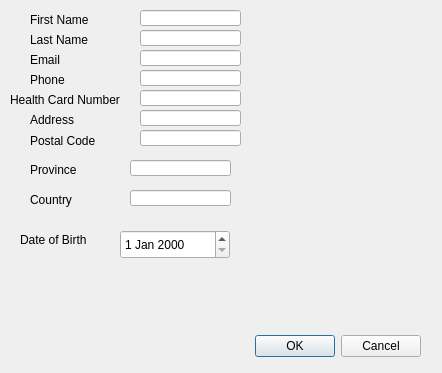
Old version of the form qt-app/editpatientinfo.ui in the repository CalThompson9/rheumAI.
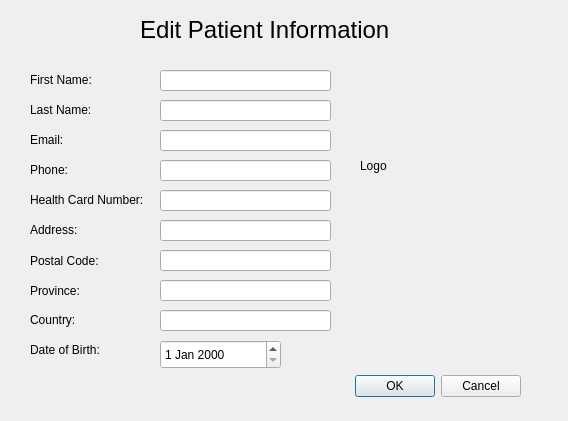
New version of the form.

Commit message: Cleaned up dialog box ui

Diff of the .ui file:
```diff
--- a/qt-app/editpatientinfo.ui
+++ b/qt-app/editpatientinfo.ui
@@ -6,8 +6,8 @@
    <rect>
     <x>0</x>
     <y>0</y>
-    <width>442</width>
-    <height>373</height>
+    <width>568</width>
+    <height>421</height>
    </rect>
   </property>
   <property name="windowTitle">
@@ -16,8 +16,8 @@
   <widget class="QDialogButtonBox" name="buttonBox">
    <property name="geometry">
     <rect>
-     <x>80</x>
-     <y>330</y>
+     <x>180</x>
+     <y>370</y>
      <width>341</width>
      <height>32</height>
     </rect>
@@ -32,99 +32,99 @@
   <widget class="QLineEdit" name="firstNameInput">
    <property name="geometry">
     <rect>
-     <x>140</x>
-     <y>10</y>
-     <width>101</width>
-     <height>16</height>
+     <x>160</x>
+     <y>70</y>
+     <width>171</width>
+     <height>21</height>
     </rect>
    </property>
   </widget>
   <widget class="QLineEdit" name="lastNameInput">
    <property name="geometry">
     <rect>
-     <x>140</x>
-     <y>30</y>
-     <width>101</width>
-     <height>16</height>
+     <x>160</x>
+     <y>100</y>
+     <width>171</width>
+     <height>21</height>
     </rect>
    </property>
   </widget>
   <widget class="QLineEdit" name="emailInput">
    <property name="geometry">
     <rect>
-     <x>140</x>
-     <y>50</y>
-     <width>101</width>
-     <height>16</height>
+     <x>160</x>
+     <y>130</y>
+     <width>171</width>
+     <height>21</height>
     </rect>
    </property>
   </widget>
   <widget class="QLineEdit" name="phoneNumberInput">
    <property name="geometry">
     <rect>
-     <x>140</x>
-     <y>70</y>
-     <width>101</width>
-     <height>16</height>
+     <x>160</x>
+     <y>160</y>
+     <width>171</width>
+     <height>21</height>
     </rect>
    </property>
   </widget>
   <widget class="QLineEdit" name="healthCardInput">
    <property name="geometry">
     <rect>
-     <x>140</x>
-     <y>90</y>
-     <width>101</width>
-     <height>16</height>
+     <x>160</x>
+     <y>190</y>
+     <width>171</width>
+     <height>21</height>
     </rect>
    </property>
   </widget>
   <widget class="QLineEdit" name="addressInput">
    <property name="geometry">
     <rect>
-     <x>140</x>
-     <y>110</y>
-     <width>101</width>
-     <height>16</height>
+     <x>160</x>
+     <y>220</y>
+     <width>171</width>
+     <height>21</height>
     </rect>
    </property>
   </widget>
   <widget class="QLineEdit" name="postalCodeInput">
    <property name="geometry">
     <rect>
-     <x>140</x>
-     <y>130</y>
-     <width>101</width>
-     <height>16</height>
+     <x>160</x>
+     <y>250</y>
+     <width>171</width>
+     <height>21</height>
     </rect>
    </property>
   </widget>
   <widget class="QLineEdit" name="provinceInput">
    <property name="geometry">
     <rect>
-     <x>130</x>
-     <y>160</y>
-     <width>101</width>
-     <height>16</height>
+     <x>160</x>
+     <y>280</y>
+     <width>171</width>
+     <height>21</height>
     </rect>
    </property>
   </widget>
   <widget class="QLineEdit" name="countryInput">
    <property name="geometry">
     <rect>
-     <x>130</x>
-     <y>190</y>
-     <width>101</width>
-     <height>16</height>
+     <x>160</x>
+     <y>310</y>
+     <width>171</width>
+     <height>21</height>
     </rect>
    </property>
   </widget>
   <widget class="QDateEdit" name="dobInput">
    <property name="geometry">
     <rect>
-     <x>120</x>
-     <y>230</y>
-     <width>110</width>
+     <x>160</x>
+     <y>340</y>
+     <width>121</width>
      <height>29</height>
     </rect>
    </property>
@@ -133,130 +133,156 @@
    <property name="geometry">
     <rect>
      <x>30</x>
-     <y>10</y>
-     <width>63</width>
+     <y>70</y>
+     <width>71</width>
      <height>20</height>
     </rect>
    </property>
    <property name="text">
-    <string>First Name</string>
+    <string>First Name:</string>
    </property>
   </widget>
   <widget class="QLabel" name="label_2">
    <property name="geometry">
     <rect>
      <x>30</x>
-     <y>30</y>
+     <y>100</y>
      <width>63</width>
      <height>20</height>
     </rect>
    </property>
    <property name="text">
-    <string>Last Name</string>
+    <string>Last Name:</string>
    </property>
   </widget>
   <widget class="QLabel" name="label_3">
    <property name="geometry">
     <rect>
      <x>30</x>
-     <y>50</y>
+     <y>130</y>
      <width>63</width>
      <height>20</height>
     </rect>
    </property>
    <property name="text">
-    <string>Email</string>
+    <string>Email:</string>
    </property>
   </widget>
   <widget class="QLabel" name="label_4">
    <property name="geometry">
     <rect>
      <x>30</x>
-     <y>70</y>
+     <y>160</y>
      <width>63</width>
      <height>20</height>
     </rect>
    </property>
    <property name="text">
-    <string>Phone</string>
+    <string>Phone:</string>
    </property>
   </widget>
   <widget class="QLabel" name="label_5">
    <property name="geometry">
     <rect>
-     <x>10</x>
-     <y>90</y>
+     <x>30</x>
+     <y>190</y>
      <width>121</width>
      <height>20</height>
     </rect>
    </property>
    <property name="text">
-    <string>Health Card Number</string>
+    <string>Health Card Number:</string>
    </property>
   </widget>
   <widget class="QLabel" name="label_6">
    <property name="geometry">
     <rect>
      <x>30</x>
-     <y>110</y>
+     <y>220</y>
      <width>63</width>
      <height>20</height>
     </rect>
    </property>
    <property name="text">
-    <string>Address</string>
+    <string>Address:</string>
    </property>
   </widget>
   <widget class="QLabel" name="label_7">
    <property name="geometry">
     <rect>
      <x>30</x>
-     <y>130</y>
+     <y>250</y>
      <width>71</width>
      <height>21</height>
     </rect>
    </property>
    <property name="text">
-    <string>Postal Code</string>
+    <string>Postal Code:</string>
    </property>
   </widget>
   <widget class="QLabel" name="label_8">
    <property name="geometry">
     <rect>
      <x>30</x>
-     <y>160</y>
-     <width>63</width>
-     <height>20</height>
+     <y>280</y>
+     <width>61</width>
+     <height>21</height>
     </rect>
    </property>
    <property name="text">
-    <string>Province</string>
+    <string>Province:</string>
    </property>
   </widget>
   <widget class="QLabel" name="label_9">
    <property name="geometry">
     <rect>
      <x>30</x>
-     <y>190</y>
+     <y>310</y>
      <width>63</width>
      <height>20</height>
     </rect>
    </property>
    <property name="text">
-    <string>Country</string>
+    <string>Country:</string>
    </property>
   </widget>
   <widget class="QLabel" name="label_10">
    <property name="geometry">
     <rect>
-     <x>20</x>
-     <y>230</y>
+     <x>30</x>
+     <y>340</y>
      <width>91</width>
      <height>20</height>
     </rect>
    </property>
    <property name="text">
-    <string>Date of Birth</string>
+    <string>Date of Birth:</string>
+   </property>
+  </widget>
+  <widget class="QLabel" name="logoLabelEdit">
+   <property name="geometry">
+    <rect>
+     <x>360</x>
+     <y>90</y>
+     <width>191</width>
+     <height>151</height>
+    </rect>
+   </property>
+   <property name="text">
+    <string>Logo</string>
+   </property>
+  </widget>
+  <widget class="QLabel" name="label_11">
+   <property name="geometry">
+    <rect>
+     <x>140</x>
+     <y>10</y>
+     <width>261</width>
+     <height>41</height>
+    </rect>
+   </property>
+   <property name="text">
+    <string>&lt;html&gt;&lt;head/&gt;&lt;body&gt;&lt;p&gt;&lt;span style=&quot; font-size:18pt;&quot;&gt;Edit Patient Information&lt;/span&gt;&lt;/p&gt;&lt;/body&gt;&lt;/html&gt;</string>
    </property>
   </widget>
  </widget>
```
The commit also changes 3 other files.
